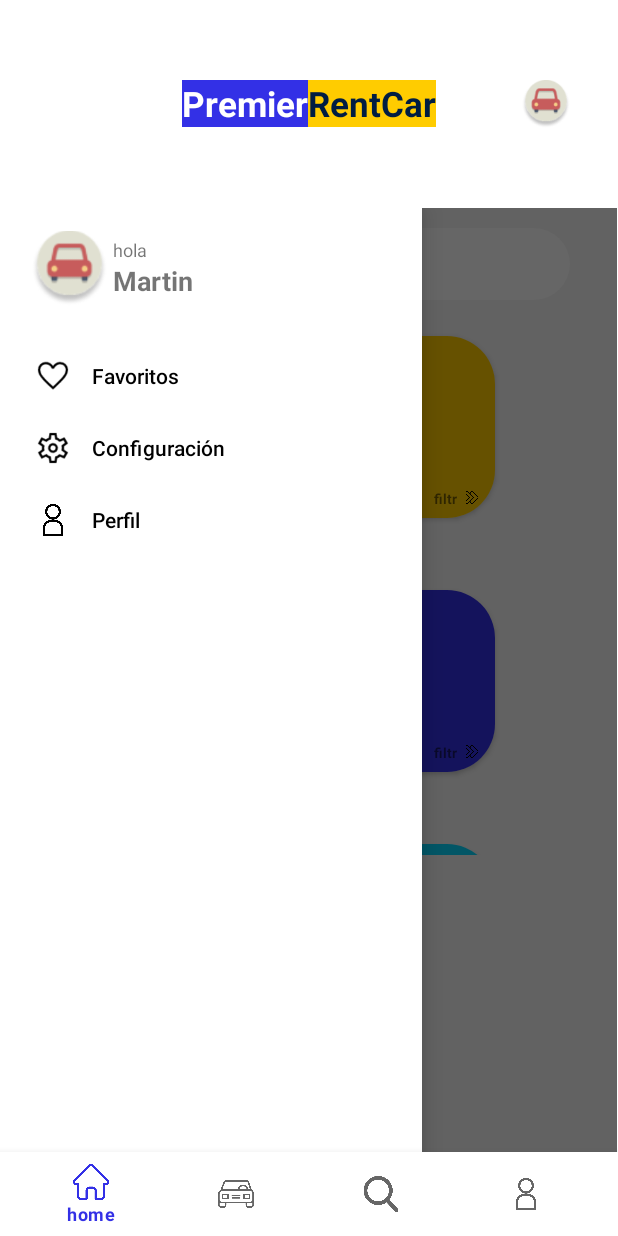
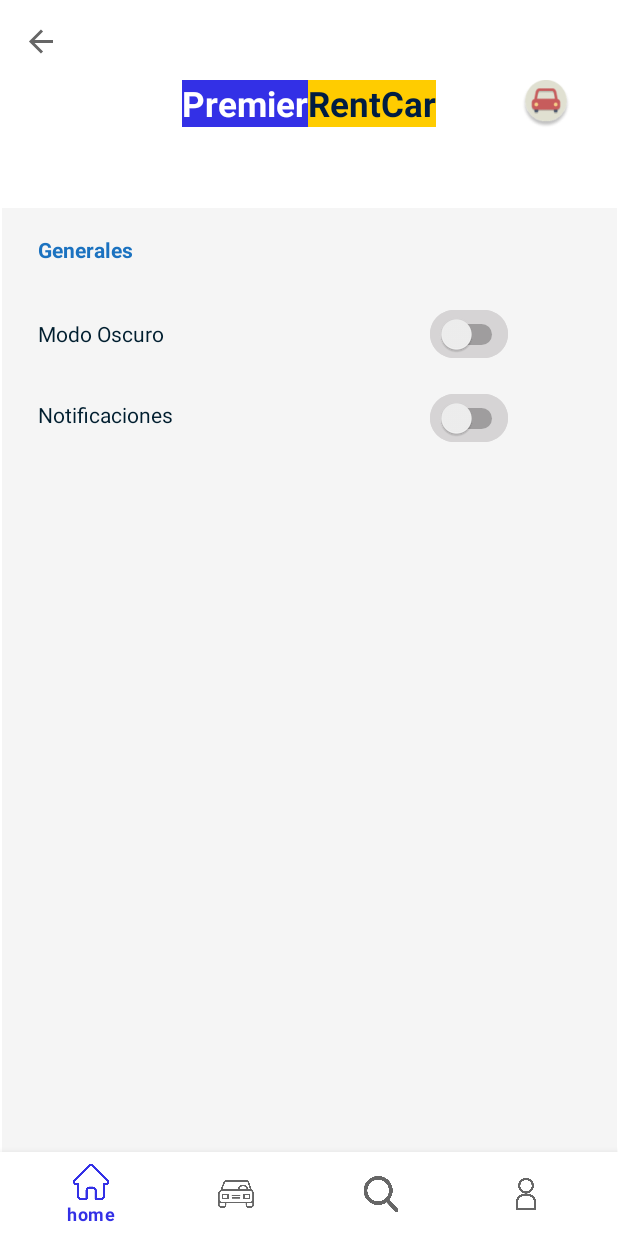
Before and after one commit to dubiejuan/TP3-PrimierRentCar, an Android app: the screen it shows after launch (MainActivity), in the side drawer, after a tap on "Configuración", on a phone screen of 412 x 824 dp. Run offline under Robolectric (Android 15) with nearby library versions, the phone set to English and light mode, and no system bars; our stand-ins replace navigation-ui.

Commit message:
settings fragment

```diff
--- a/app/src/main/java/ort/edu/tp3/primierrentcar/MainActivity.kt
+++ b/app/src/main/java/ort/edu/tp3/primierrentcar/MainActivity.kt
@@ -33,7 +33,7 @@ class MainActivity : AppCompatActivity() {
         super.onCreate(savedInstanceState)
         setContentView(R.layout.activity_main)
 
-//        toolbar = findViewById(R.id.toolbar)
+        toolbar = findViewById(R.id.toolbar)
 
         navHostFragment = supportFragmentManager.findFragmentById(R.id.nav_host) as NavHostFragment
         bottomNavView = findViewById(R.id.bottom_bar)
@@ -43,7 +43,7 @@ class MainActivity : AppCompatActivity() {
         drawerLayout = findViewById(R.id.drawer_menu)
         navigationView = findViewById(R.id.nav_view)
 
-//        setSupportActionBar(toolbar) // Configurar la ActionBar
+        setSupportActionBar(toolbar) // Configurar la ActionBar
         supportActionBar?.setDisplayHomeAsUpEnabled(true)
         supportActionBar?.setHomeAsUpIndicator(R.drawable.menu)
 
@@ -59,11 +59,6 @@ class MainActivity : AppCompatActivity() {
         navigationView.setupWithNavController(navController) // Vinculo la navegación del drawer con la del graph
 
         NavigationUI.setupActionBarWithNavController(this, navController, drawerLayout)  // Configuro la appbar para que muestre el icono del drawer y actualice el titulo
-
-        // Listener para cuando se realiza la navegacion
-       /* navController.addOnDestinationChangedListener { _, _, _ ->
-            supportActionBar?.setHomeAsUpIndicator(R.drawable.menu) // Aca le digo que quiero que mi icono izquierdo de la appbar sea el del drawer
-        } */
     }
 
     override fun onSupportNavigateUp(): Boolean {
@@ -80,6 +75,4 @@ class MainActivity : AppCompatActivity() {
             navController.navigateUp() || super.onSupportNavigateUp()
         }
     }
-
-
 }
--- a/app/src/main/java/ort/edu/tp3/primierrentcar/fragments/HomeFragment.kt
+++ b/app/src/main/java/ort/edu/tp3/primierrentcar/fragments/HomeFragment.kt
@@ -9,8 +9,10 @@ import android.view.ViewGroup
 import androidx.recyclerview.widget.LinearLayoutManager
 import androidx.recyclerview.widget.RecyclerView
 import ort.edu.tp3.primierrentcar.R
+import ort.edu.tp3.primierrentcar.adapters.BrandAdapter
 import ort.edu.tp3.primierrentcar.adapters.CarsAdapter
 import ort.edu.tp3.primierrentcar.adapters.CategoryAdapter
+import ort.edu.tp3.primierrentcar.models.Brand
 import ort.edu.tp3.primierrentcar.models.Car
 import ort.edu.tp3.primierrentcar.models.Category
 
@@ -19,8 +21,16 @@ class HomeFragment : Fragment() {
     private val ct1 = Category("deportivo","#FFCC00","Deportivos")
     private val ct2 = Category("suv","#FF3330E6","SUV")
     private val ct3 = Category("electrico","#04D9FF","Electricos")
+    private val b1 = Brand("toyota", "toyota", 25)
+    private val b2 = Brand("land rover", "land rover", 5)
+    private val b3 = Brand("kia", "kia", 15)
+    private val b4 = Brand("chevrolet", "chevrolet", 2)
+    private val b5 = Brand("ford", "ford", 8)
+    private val b6 = Brand("mazda", "mazda", 3)
+    private val b7 = Brand("nissan", "nissan", 16)
 
     private val categories: MutableList<Category> = ArrayList()
+    private val brands: MutableList<Brand> = ArrayList()
 
 
     override fun onCreate(savedInstanceState: Bundle?) {
@@ -37,16 +47,25 @@ class HomeFragment : Fragment() {
         categories.add(ct1)
         categories.add(ct2)
         categories.add(ct3)
-
+        brands.add(b1)
+        brands.add(b2)
+        brands.add(b3)
+        brands.add(b4)
+        brands.add(b5)
+        brands.add(b6)
+        brands.add(b7)
 
         val recyclerViewCategory = view.findViewById<RecyclerView>(R.id.recycleViewCategories)
+        val recyclerViewBrands = view.findViewById<RecyclerView>(R.id.recycleViewBrands)
 
         val linearLayoutManager = LinearLayoutManager(context)
+        val linearLayoutManagerBrands = LinearLayoutManager(context, LinearLayoutManager.HORIZONTAL, false)
 
         recyclerViewCategory.adapter = CategoryAdapter(categories,requireContext())
+        recyclerViewBrands.adapter = BrandAdapter(brands,requireContext())
 
         recyclerViewCategory.layoutManager = linearLayoutManager
-
+        recyclerViewBrands.layoutManager = linearLayoutManagerBrands
 
         return view
     }
--- /dev/null
+++ b/app/src/main/java/ort/edu/tp3/primierrentcar/fragments/SettingsFragment.kt
@@ -0,0 +1,24 @@
+package ort.edu.tp3.primierrentcar.fragments
+
+import android.os.Bundle
+import androidx.fragment.app.Fragment
+import android.view.LayoutInflater
+import android.view.View
+import android.view.ViewGroup
+import ort.edu.tp3.primierrentcar.R
+
+
+class SettingsFragment : Fragment() {
+
+    override fun onCreate(savedInstanceState: Bundle?) {
+        super.onCreate(savedInstanceState)
+    }
+
+    override fun onCreateView(
+        inflater: LayoutInflater, container: ViewGroup?,
+        savedInstanceState: Bundle?
+    ): View? {
+        // Inflate the layout for this fragment
+        return inflater.inflate(R.layout.fragment_settings, container, false)
+    }
+}
--- /dev/null
+++ b/app/src/main/res/drawable/rounded_switch.xml
@@ -0,0 +1,23 @@
+<?xml version="1.0" encoding="utf-8"?>
+<vector
+    xmlns:android="http://schemas.android.com/apk/res/android"
+    android:width="52dp"
+    android:height="32dp"
+    android:viewportWidth="52"
+    android:viewportHeight="32"
+    >
+    <group>
+        <clip-path
+            android:pathData="M16 0H36C44.8366 0 52 7.16344 52 16C52 24.8366 44.8366 32 36 32H16C7.16344 32 0 24.8366 0 16C0 7.16344 7.16344 0 16 0Z"
+            />
+        <path
+            android:pathData="M0 0V32H52V0"
+            android:fillColor="#EFF1F8"
+            />
+        <path
+            android:pathData="M16 0H36C44.8366 0 52 7.16344 52 16C52 24.8366 44.8366 32 36 32H16C7.16344 32 0 24.8366 0 16C0 7.16344 7.16344 0 16 0Z"
+            android:strokeWidth="4"
+            android:strokeColor="#74777F"
+            />
+    </group>
+</vector>
--- a/app/src/main/res/layout/brand_item.xml
+++ b/app/src/main/res/layout/brand_item.xml
@@ -4,7 +4,7 @@
     android:id="@+id/BrandRecyclerViewItem"
     android:layout_width="92dp"
     android:layout_height="119dp"
-    android:layout_margin="24dp"
+    android:layout_margin="4dp"
     android:background="@color/white"
     app:cardCornerRadius="32dp">
 
--- a/app/src/main/res/layout/category_item.xml
+++ b/app/src/main/res/layout/category_item.xml
@@ -1,9 +1,10 @@
 <?xml version="1.0" encoding="utf-8"?>
 <androidx.cardview.widget.CardView xmlns:android="http://schemas.android.com/apk/res/android"
     xmlns:app="http://schemas.android.com/apk/res-auto"
+    xmlns:tools="http://schemas.android.com/tools"
     android:layout_width="match_parent"
-    android:layout_height="wrap_content"
-    android:layout_margin="24dp"
+    android:layout_height="130dp"
+    android:layout_margin="4dp"
     app:cardCornerRadius="32dp">
 
     <androidx.appcompat.widget.LinearLayoutCompat
@@ -12,53 +13,61 @@
         android:layout_height="match_parent"
         android:orientation="vertical">
 
-        <LinearLayout
+        <androidx.constraintlayout.widget.ConstraintLayout
+            android:id="@+id/linearLayout"
             android:layout_width="match_parent"
-            android:layout_height="match_parent"
-            android:orientation="vertical">
+            android:layout_height="match_parent">
+
 
             <TextView
                 android:id="@+id/txtCarViewCategoryTitle"
-                android:layout_width="125dp"
+                android:layout_width="130dp"
                 android:layout_height="30dp"
-                android:layout_marginStart="20dp"
-                android:layout_marginTop="8dp"
+                android:layout_marginStart="16dp"
                 android:text=""
-                android:textAlignment="center" />
+                android:textAlignment="viewStart"
+                android:textSize="25sp"
+                android:textStyle="bold"
+                app:layout_constraintBottom_toBottomOf="parent"
+                app:layout_constraintStart_toStartOf="parent"
+                app:layout_constraintTop_toTopOf="parent"
+                app:layout_constraintVertical_bias="0.17" />
 
             <ImageView
                 android:id="@+id/imgCarViewCategoryName"
-                android:layout_width="64dp"
-                android:layout_height="64dp"
-                android:layout_gravity="center"
+                android:layout_width="190dp"
+                android:layout_height="100dp"
 
-                />
-
-            <LinearLayout
-                android:layout_width="match_parent"
-                android:layout_height="match_parent"
-
-                android:layout_marginEnd="5dp"
-                android:layout_marginBottom="8dp"
-                android:gravity="end"
-                android:orientation="horizontal">
+                app:layout_constraintBottom_toBottomOf="parent"
+                app:layout_constraintEnd_toEndOf="parent"
+                app:layout_constraintHorizontal_bias="0.497"
+                app:layout_constraintStart_toStartOf="parent"
+                app:layout_constraintTop_toTopOf="parent"
+                app:layout_constraintVertical_bias="0.533" />
 
             <TextView
                 android:id="@+id/itemFilter"
-                    android:layout_width="20dp"
+                android:layout_width="wrap_content"
                 android:layout_height="11dp"
+                android:layout_marginBottom="16dp"
                 android:text="filtro"
                 android:textAlignment="viewEnd"
                 android:textSize="9sp"
-                    android:textStyle="bold" />
+                android:textStyle="bold"
+                app:layout_constraintBottom_toBottomOf="parent"
+                app:layout_constraintEnd_toStartOf="@+id/imageView" />
 
             <ImageView
                 android:id="@+id/imageView"
                 android:layout_width="20dp"
                 android:layout_height="11dp"
+                android:layout_marginEnd="16dp"
+                android:layout_marginBottom="16dp"
+                app:layout_constraintBottom_toBottomOf="parent"
+                app:layout_constraintEnd_toEndOf="parent"
                 app:srcCompat="@drawable/arrow" />
-            </LinearLayout>
-        </LinearLayout>
+
+        </androidx.constraintlayout.widget.ConstraintLayout>
 
 
     </androidx.appcompat.widget.LinearLayoutCompat>
--- /dev/null
+++ b/app/src/main/res/layout/fragment_settings.xml
@@ -0,0 +1,84 @@
+<?xml version="1.0" encoding="utf-8"?>
+<FrameLayout xmlns:android="http://schemas.android.com/apk/res/android"
+    xmlns:tools="http://schemas.android.com/tools"
+    android:id="@+id/settings_fragment"
+    android:layout_width="match_parent"
+    android:layout_height="match_parent"
+    android:background="@color/whiteFigma"
+    tools:context=".fragments.SettingsFragment">
+
+
+    <LinearLayout
+        android:layout_width="match_parent"
+        android:layout_height="match_parent"
+        android:layout_gravity="center_horizontal"
+        android:gravity="center_horizontal"
+        android:orientation="vertical">
+
+        <TextView
+            android:id="@+id/textViewGenerales"
+            android:layout_width="match_parent"
+            android:layout_height="56dp"
+            android:gravity="center_vertical"
+            android:paddingStart="24dp"
+            android:text="Generales"
+            android:textAlignment="gravity"
+            android:textColor="#1B72C0"
+            android:textSize="14sp"
+            android:textStyle="bold" />
+
+
+        <LinearLayout
+            android:layout_width="match_parent"
+            android:layout_height="56dp"
+            android:gravity="center_vertical"
+            android:orientation="horizontal"
+            android:paddingStart="24dp">
+
+            <TextView
+                android:id="@+id/textViewModoOscuro"
+                android:layout_width="261dp"
+                android:layout_height="24dp"
+                android:gravity="center_vertical"
+                android:lineSpacingExtra="5sp"
+                android:text="Modo Oscuro"
+                android:textColor="#001E2F" />
+
+            <Switch
+                android:id="@+id/modoOscuroSwitch"
+                android:layout_width="wrap_content"
+                android:layout_height="32dp"
+                android:background="@drawable/rounded_switch"
+                android:backgroundTint="#D6D4D5" />
+
+        </LinearLayout>
+
+        <LinearLayout
+            android:layout_width="match_parent"
+            android:layout_height="56dp"
+            android:gravity="center_vertical"
+            android:orientation="horizontal"
+            android:paddingStart="24dp">
+
+            <TextView
+                android:id="@+id/textViewNotificaciones"
+                android:layout_width="261dp"
+                android:layout_height="24dp"
+                android:lineSpacingExtra="5sp"
+                android:text="Notificaciones"
+                android:textColor="#001E2F" />
+
+            <Switch
+                android:id="@+id/notificacionesSwitch3"
+                android:layout_width="wrap_content"
+                android:layout_height="wrap_content"
+                android:background="@drawable/rounded_switch"
+                android:backgroundTint="#D6D4D5"
+                android:scaleX="1"
+                android:scaleY="1"
+                android:scrollHorizontally="false" />
+
+        </LinearLayout>
+
+    </LinearLayout>
+</FrameLayout>
--- a/app/src/main/res/menu/drawer_menu.xml
+++ b/app/src/main/res/menu/drawer_menu.xml
@@ -5,7 +5,7 @@
         android:icon="@drawable/favorite"
         android:title="@string/Favoritos" />
     <item
-        android:id="@+id/settings_drawer_nav"
+        android:id="@+id/settings_fragment"
         android:icon="@drawable/settings"
         android:title="@string/configuracion" />
     <item
--- a/app/src/main/res/navigation/navgraph.xml
+++ b/app/src/main/res/navigation/navgraph.xml
@@ -25,4 +25,9 @@
         android:name="ort.edu.tp3.primierrentcar.fragments.SearchFragment"
         android:label="fragment_search"
         tools:layout="@layout/fragment_search" />
+    <fragment
+        android:id="@+id/settings_fragment"
+        android:name="ort.edu.tp3.primierrentcar.fragments.SettingsFragment"
+        android:label="fragment_settings"
+        tools:layout="@layout/fragment_settings" />
 </navigation>
--- a/app/src/main/res/values/strings.xml
+++ b/app/src/main/res/values/strings.xml
@@ -17,5 +17,6 @@
     <string name="profile">profile</string>
     <string name="hola">hola</string>
     <string name="avatar">avatar</string>
+    <string name="marcas">Marcas</string>
 
 </resources>
```
Also changed, not shown: app/src/main/res/layout/fragment_home.xml (+27 -6 lines), app/src/main/res/layout/fragment_search.xml (+1 -10 lines). Lines whose indentation alone changed are shown as unchanged.
